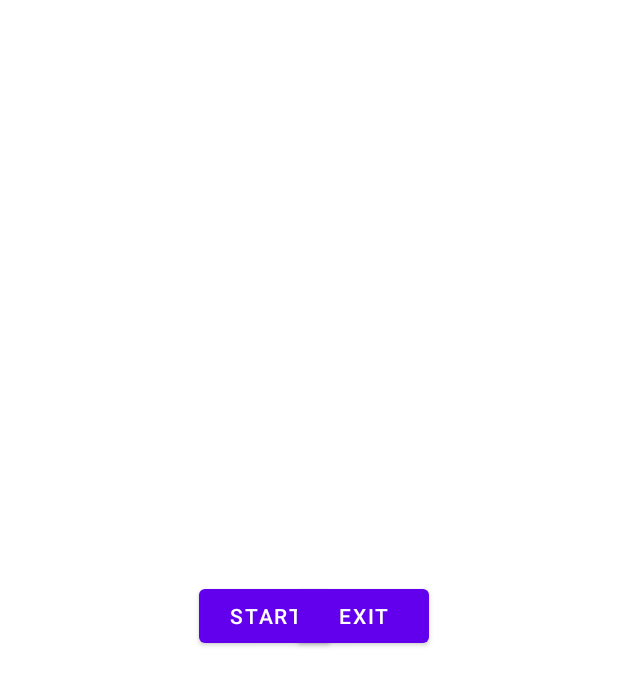
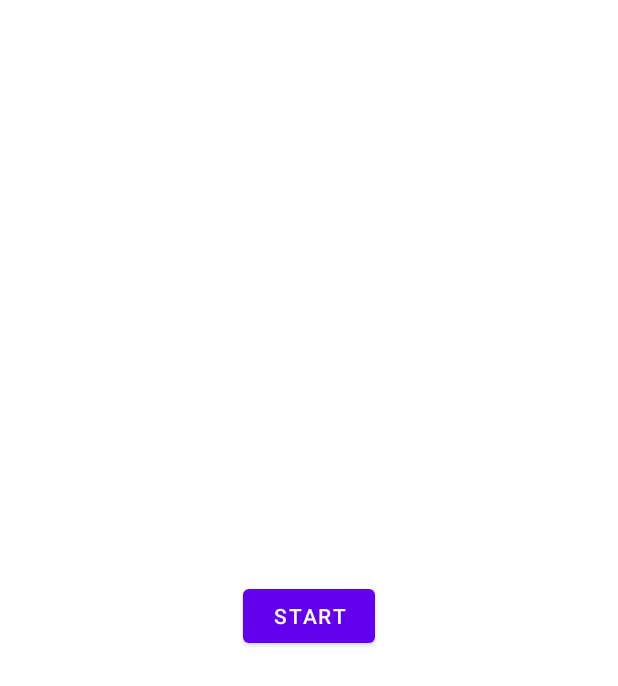
Before and after one commit to SE2-Gruppe2-SS23/Mankomania, an Android app: the layout activity_start_screen.xml on its own in the app's theme, with its tools: preview values and no code run, on a phone screen of 412 x 824 dp. Shown: the top 686 px of the screen. Run offline under Robolectric (Android 15) with nearby library versions, the phone set to English and light mode, and no system bars.

Commit message:
refactor Screen Code to proper structure

```diff
--- a/app/src/main/res/layout/activity_start_screen.xml
+++ b/app/src/main/res/layout/activity_start_screen.xml
@@ -13,20 +13,9 @@
         android:text="START"
         app:layout_constraintBottom_toBottomOf="parent"
         app:layout_constraintEnd_toEndOf="parent"
-        app:layout_constraintHorizontal_bias="0.409"
+        app:layout_constraintHorizontal_bias="0.499"
         app:layout_constraintStart_toStartOf="parent"
         app:layout_constraintTop_toTopOf="parent"
         app:layout_constraintVertical_bias="0.498" />
 
-    <Button
-        android:id="@+id/btn_exit"
-        android:layout_width="wrap_content"
-        android:layout_height="wrap_content"
-        android:text="EXIT"
-        app:layout_constraintBottom_toBottomOf="parent"
-        app:layout_constraintEnd_toEndOf="parent"
-        app:layout_constraintHorizontal_bias="0.611"
-        app:layout_constraintStart_toStartOf="parent"
-        app:layout_constraintTop_toTopOf="parent"
-        app:layout_constraintVertical_bias="0.498" />
 </androidx.constraintlayout.widget.ConstraintLayout>
```
Also changed, not shown: app/src/main/AndroidManifest.xml (+16 -6 lines), app/src/main/java/com/grimschitz/mankomania/Game.java (+1 -9 lines), app/src/main/java/com/grimschitz/mankomania/GlobalAssets.java (added, +25 -0 lines), app/src/main/java/com/grimschitz/mankomania/Launchers/Launcher.java (+11 -1 lines), app/src/main/java/com/grimschitz/mankomania/Screens/LoadScreen.java (+6 -13 lines), app/src/main/java/com/grimschitz/mankomania/Screens/LobbyScreen.java (+14 -11 lines), app/src/main/java/com/grimschitz/mankomania/Screens/StartScreen.java (+12 -24 lines).
